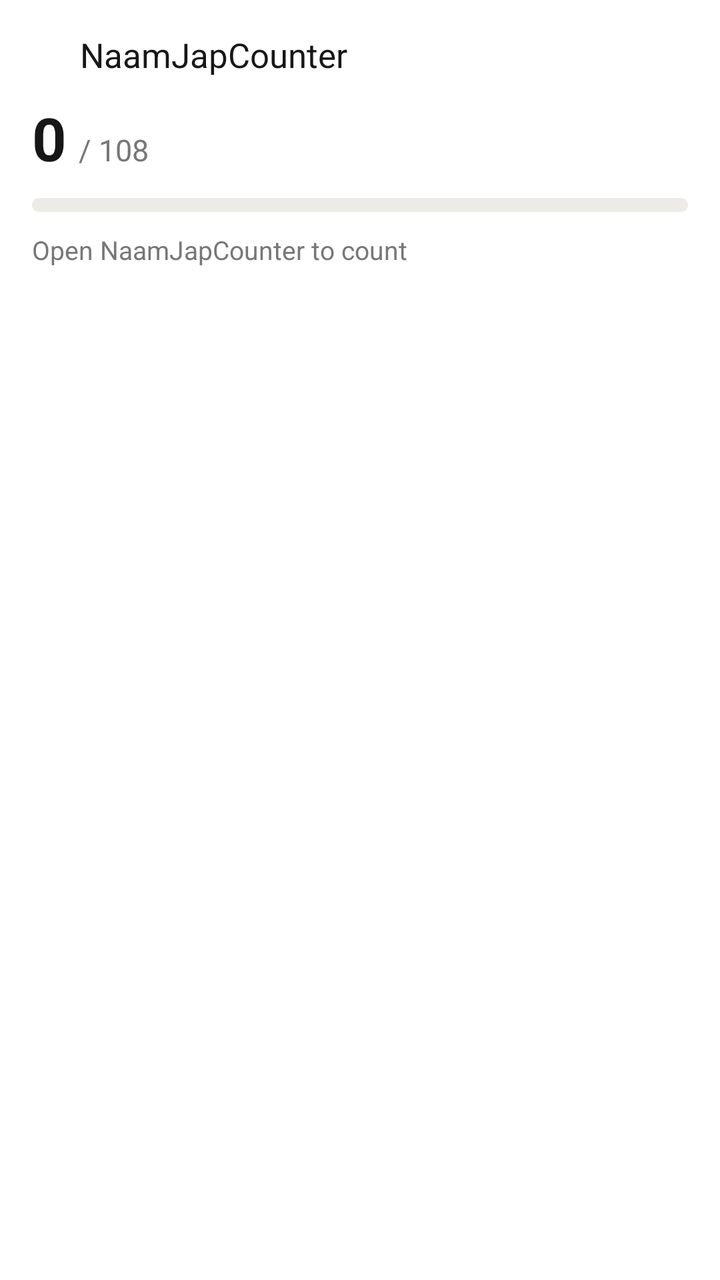
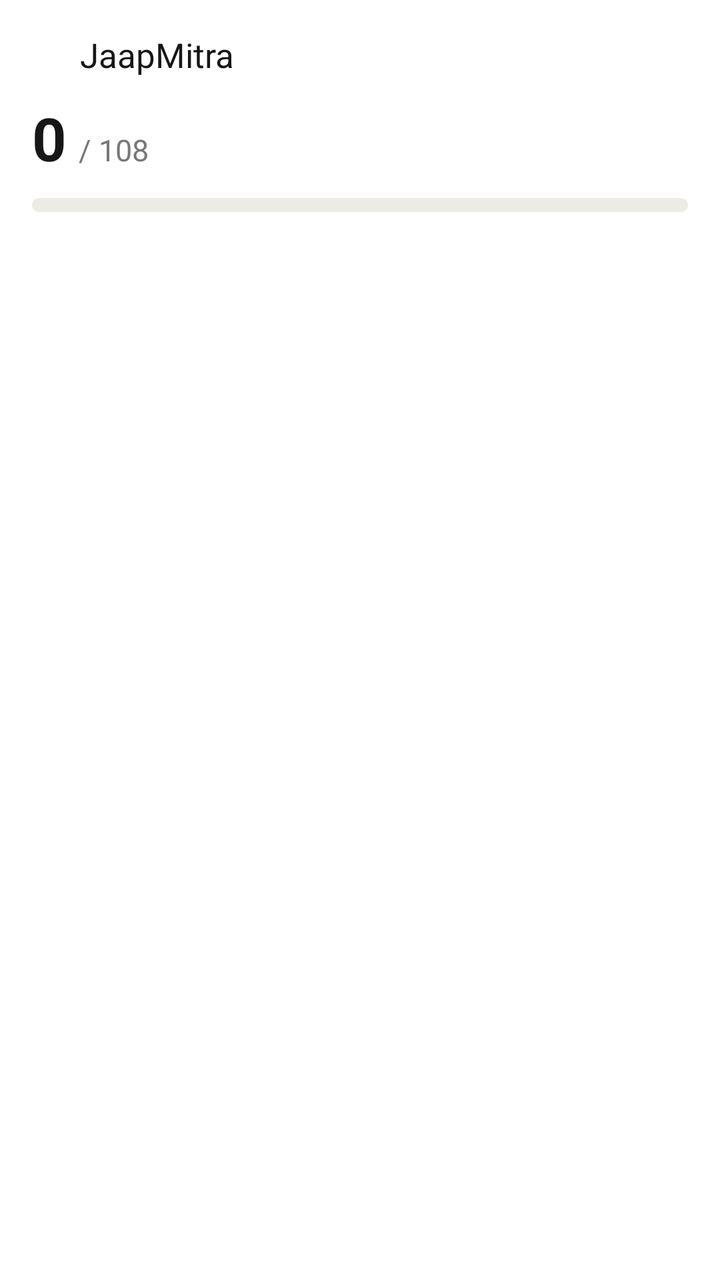

Two renders of the same Android screen: before a commit and after it. Below are the layout's source before the change and the commit's diff.
<!-- AndroidManifest.xml: fallback theme Theme.MaterialComponents.DayNight.NoActionBar -->
<!-- res/layout/japmala_widget.xml -->
<?xml version="1.0" encoding="utf-8"?>
<LinearLayout xmlns:android="http://schemas.android.com/apk/res/android"
    android:id="@+id/widget_root"
    android:layout_width="match_parent"
    android:layout_height="match_parent"
    android:orientation="vertical"
    android:background="@drawable/widget_background"
    android:padding="16dp">

    <LinearLayout
        android:layout_width="match_parent"
        android:layout_height="wrap_content"
        android:orientation="horizontal"
        android:gravity="center_vertical">

        <ImageView
            android:id="@+id/widget_icon"
            android:layout_width="18dp"
            android:layout_height="18dp"
            android:layout_marginEnd="6dp"
            android:src="@mipmap/ic_launcher"
            android:contentDescription="@null" />

        <TextView
            android:id="@+id/widget_mantra"
            android:layout_width="0dp"
            android:layout_height="wrap_content"
            android:layout_weight="1"
            android:maxLines="1"
            android:ellipsize="end"
            android:textSize="17sp"
            android:textColor="@color/japmala_primary"
            android:text="@string/app_name" />
    </LinearLayout>

    <LinearLayout
        android:layout_width="match_parent"
        android:layout_height="wrap_content"
        android:orientation="horizontal"
        android:baselineAligned="true"
        android:layout_marginTop="10dp">

        <TextView
            android:id="@+id/widget_beads"
            android:layout_width="wrap_content"
            android:layout_height="wrap_content"
            android:textSize="30sp"
            android:textStyle="bold"
            android:textColor="@color/japmala_primary"
            android:text="0" />

        <TextView
            android:id="@+id/widget_mala_size"
            android:layout_width="wrap_content"
            android:layout_height="wrap_content"
            android:layout_marginStart="6dp"
            android:textSize="15sp"
            android:textColor="@color/japmala_secondary"
            android:text="/ 108" />
    </LinearLayout>

    <ProgressBar
        android:id="@+id/widget_progress"
        style="?android:attr/progressBarStyleHorizontal"
        android:layout_width="match_parent"
        android:layout_height="7dp"
        android:layout_marginTop="10dp"
        android:max="100"
        android:progress="0"
        android:progressDrawable="@drawable/widget_progress" />

    <TextView
        android:id="@+id/widget_today"
        android:layout_width="match_parent"
        android:layout_height="wrap_content"
        android:layout_marginTop="10dp"
        android:maxLines="1"
        android:ellipsize="end"
        android:textSize="13sp"
        android:textColor="@color/japmala_secondary"
        android:text="@string/widget_open" />
</LinearLayout>
<!-- resources referenced by this layout -->
<resources>
  <color name="japmala_primary">#171717</color>
  <color name="japmala_secondary">#777777</color>
  <!-- drawable widget_background (drawable) -->
  <?xml version="1.0" encoding="utf-8"?>
  <shape xmlns:android="http://schemas.android.com/apk/res/android"
      android:shape="rectangle">
      <solid android:color="@color/japmala_card" />
      <corners android:radius="20dp" />
  </shape>
  <!-- drawable widget_progress (drawable) -->
  <?xml version="1.0" encoding="utf-8"?>
  <layer-list xmlns:android="http://schemas.android.com/apk/res/android">
      <item android:id="@android:id/background">
          <shape android:shape="rectangle">
              <corners android:radius="8dp" />
              <solid android:color="@color/japmala_track" />
          </shape>
      </item>
      <item android:id="@android:id/progress">
          <clip>
              <shape android:shape="rectangle">
                  <corners android:radius="8dp" />
                  <solid android:color="@color/japmala_saffron" />
              </shape>
          </clip>
      </item>
  </layer-list>
  <!-- mipmap ic_launcher (mipmap-anydpi-v26) -->
  <?xml version="1.0" encoding="utf-8"?>
  <adaptive-icon xmlns:android="http://schemas.android.com/apk/res/android">
      <background android:drawable="@color/ic_launcher_background" />
      <foreground android:drawable="@mipmap/ic_launcher_foreground" />
  </adaptive-icon>
  <string name="app_name">NaamJapCounter</string>
  <string name="widget_open">Open NaamJapCounter to count</string>
  <color name="japmala_card">#FFFFFF</color>
  <color name="japmala_track">#EDEBE6</color>
  <color name="japmala_saffron">#F5A623</color>
  <color name="ic_launcher_background">#FD9912</color>
</resources>

<!-- the commit's change to res/layout/japmala_widget.xml (unified diff, before → after) -->
@@ -77,6 +77,5 @@
         android:maxLines="1"
         android:ellipsize="end"
         android:textSize="13sp"
-        android:textColor="@color/japmala_secondary"
-        android:text="@string/widget_open" />
+        android:textColor="@color/japmala_secondary" />
 </LinearLayout>
<!-- resource entries referenced after the edit -->
@@ -33,8 +33,7 @@
       <background android:drawable="@color/ic_launcher_background" />
       <foreground android:drawable="@mipmap/ic_launcher_foreground" />
   </adaptive-icon>
-  <string name="app_name">NaamJapCounter</string>
-  <string name="widget_open">Open NaamJapCounter to count</string>
+  <string name="app_name">JaapMitra</string>
   <color name="japmala_card">#FFFFFF</color>
   <color name="japmala_track">#EDEBE6</color>
   <color name="japmala_saffron">#F5A623</color>
